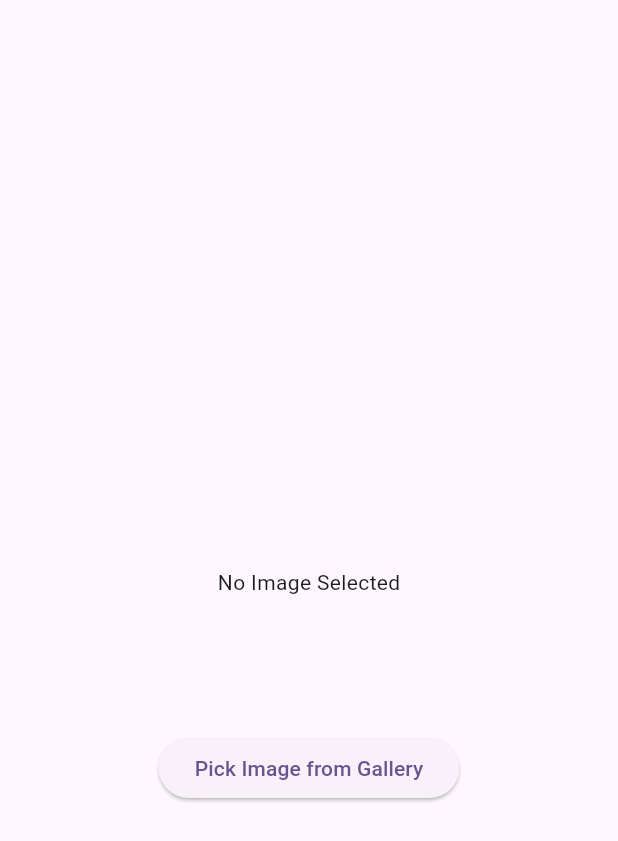
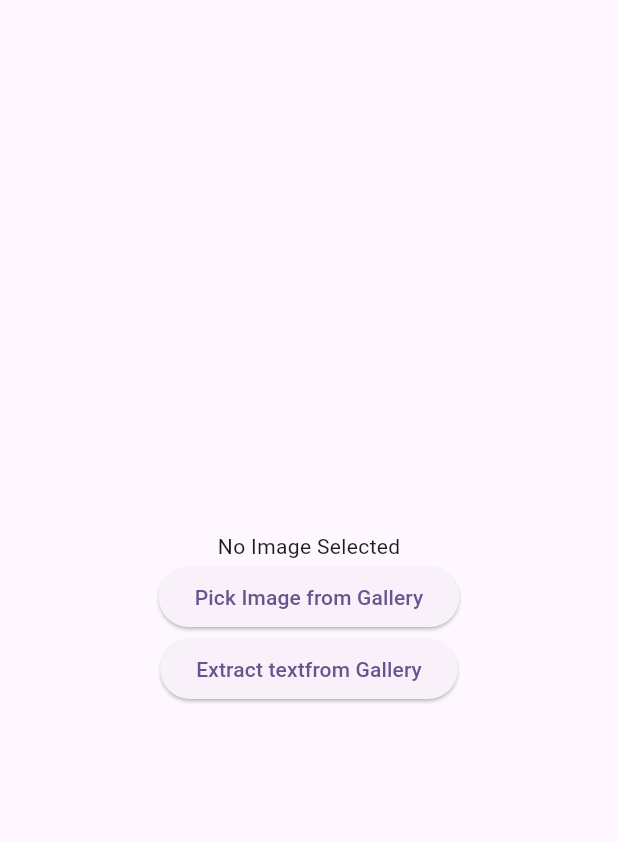
Before and after one commit to theabdulraffay/Google-ML-Kit, a Flutter app: the screen it shows after launch, after a tap on "Pick Image from Gallery", on a phone screen of 412 x 824 dp. Shown: the top 841 px of the screen. Run offline on Flutter 3.47's test engine with Material 3 defaults, Android fonts, the phone set to English and light mode, and no system bars; our stand-ins replace equatable, flutter_bloc, image_picker; missing offline and left inert: google_mlkit_text_recognition.

Commit message:
feat: Implement text extraction from selected images and update state management

```diff
--- a/lib/picture/bloc/picture_to_text_bloc.dart
+++ b/lib/picture/bloc/picture_to_text_bloc.dart
@@ -2,7 +2,9 @@ import 'dart:developer';
 
 import 'package:equatable/equatable.dart';
 import 'package:flutter_bloc/flutter_bloc.dart';
+import 'package:flutter_ml_kit/picture/utils/enums.dart';
 import 'package:flutter_ml_kit/picture/utils/image_picker_util.dart';
+import 'package:flutter_ml_kit/picture/utils/image_text_picker_util.dart';
 import 'package:image_picker/image_picker.dart';
 
 part 'picture_to_text_event.dart';
@@ -11,16 +13,38 @@ part 'picture_to_text_state.dart';
 class PictureToTextBloc extends Bloc<PictureToTextEvent, PictureToTextState> {
   PictureToTextBloc() : super(PictureToTextState()) {
     on<PictureFromGalleryEvent>(_pictureFromGalery);
+    on<ExtractTextEvent>(_extractText);
   }
 
   void _pictureFromGalery(
       PictureFromGalleryEvent event, Emitter<PictureToTextState> emit) async {
     final file = await ImagePickerUtil().pickImagefromGalley();
-    log('file: ${file!.path}', name: 'PictureToTextBloc');
+    if (file == null) {
+      log('Image selection cancelled.');
+      return;
+    }
     emit(
       state.copyWith(
         file: file,
+        status: Status.pictureadded,
       ),
     );
   }
+
+  void _extractText(
+      ExtractTextEvent event, Emitter<PictureToTextState> emit) async {
+    if (state.file == null) {
+      log('No image selected.', name: 'Text extraction');
+      emit(state.copyWith(
+        status: Status.error,
+      ));
+    }
+    final text = await ImageTextPickerUtil.getTextFromPath(state.file!.path);
+    log('Extracted text: $text', name: 'Text from pictures');
+    emit(state.copyWith(
+      extractedText: text,
+      status: Status.textextracted,
+      file: state.file,
+    ));
+  }
 }
--- a/lib/picture/bloc/picture_to_text_event.dart
+++ b/lib/picture/bloc/picture_to_text_event.dart
@@ -10,3 +10,7 @@ sealed class PictureToTextEvent extends Equatable {
 class PictureFromGalleryEvent extends PictureToTextEvent {
   const PictureFromGalleryEvent();
 }
+
+class ExtractTextEvent extends PictureToTextEvent {
+  const ExtractTextEvent();
+}
--- a/lib/picture/bloc/picture_to_text_state.dart
+++ b/lib/picture/bloc/picture_to_text_state.dart
@@ -2,13 +2,23 @@ part of 'picture_to_text_bloc.dart';
 
 class PictureToTextState extends Equatable {
   final XFile? file;
-  const PictureToTextState({this.file});
+  final Status status;
+  final String extractedText;
+  const PictureToTextState({
+    this.file,
+    this.status = Status.initial,
+    this.extractedText = '',
+  });
 
-  PictureToTextState copyWith({XFile? file}) {
-    // return PictureToTextState(file: file);
-    return PictureToTextState(file: file ?? this.file);
+  PictureToTextState copyWith(
+      {XFile? file, Status? status, String? extractedText}) {
+    return PictureToTextState(
+      file: file ?? this.file,
+      status: status ?? this.status,
+      extractedText: extractedText ?? this.extractedText,
+    );
   }
 
   @override
-  List<Object> get props => [file ?? ''];
+  List<Object?> get props => [file, status, extractedText];
 }
--- a/lib/picture/screens/picture_screen.dart
+++ b/lib/picture/screens/picture_screen.dart
@@ -5,6 +5,7 @@ import 'dart:io';
 import 'package:flutter/material.dart';
 import 'package:flutter_bloc/flutter_bloc.dart';
 import 'package:flutter_ml_kit/picture/bloc/picture_to_text_bloc.dart';
+import 'package:flutter_ml_kit/picture/utils/enums.dart';
 
 class PictureScreen extends StatelessWidget {
   const PictureScreen({super.key});
@@ -19,18 +20,29 @@ class PictureScreen extends StatelessWidget {
           children: [
             BlocBuilder<PictureToTextBloc, PictureToTextState>(
               builder: (context, state) {
-                log('picture: ${state.file?.path}', name: 'PictureScreen');
+                if (state.status == Status.pictureadded) {
+                  log('picture: ${state.file!.path}', name: 'PictureScreen');
                   return SizedBox(
                     height: 200,
                     width: 200,
-                  child: state.file == null
-                      ? Center(child: Text('No Image Selected'))
-                      : Image.file(
+                    child: Image.file(
                       File(
                         state.file!.path,
                       ),
                     ),
                   );
+                }
+                return Center(child: Text('No Image Selected'));
+              },
+            ),
+            BlocBuilder<PictureToTextBloc, PictureToTextState>(
+              // Removed buildWhen or use a proper condition
+              buildWhen: (curr, prev) => false,
+              builder: (context, state) {
+                if (state.status == Status.textextracted) {
+                  return Text(state.extractedText);
+                }
+                return Container();
               },
             ),
             BlocBuilder<PictureToTextBloc, PictureToTextState>(
@@ -45,7 +57,18 @@ class PictureScreen extends StatelessWidget {
                     },
                     child: Text('Pick Image from Gallery'),
                   );
-                })
+                }),
+            BlocBuilder<PictureToTextBloc, PictureToTextState>(
+                // Removed buildWhen or use a proper condition
+                buildWhen: (curr, prev) => false,
+                builder: (context, state) {
+                  return ElevatedButton(
+                    onPressed: () {
+                      context.read<PictureToTextBloc>().add(ExtractTextEvent());
+                    },
+                    child: Text('Extract textfrom Gallery'),
+                  );
+                }),
           ],
         ),
       ),
--- /dev/null
+++ b/lib/picture/utils/enums.dart
@@ -0,0 +1,6 @@
+enum Status {
+  initial,
+  pictureadded,
+  textextracted,
+  error,
+}
--- a/lib/picture/utils/image_text_picker_util.dart
+++ b/lib/picture/utils/image_text_picker_util.dart
@@ -1,10 +1,10 @@
 import 'package:google_mlkit_text_recognition/google_mlkit_text_recognition.dart';
 
 class ImageTextPickerUtil {
-  TextRecognizer textRecognizer = TextRecognizer();
-  Future<String> getTextFromPath(String path) async {
+  static TextRecognizer _textRecognizer = TextRecognizer();
+  static Future<String> getTextFromPath(String path) async {
     final response =
-        await textRecognizer.processImage(InputImage.fromFilePath(path));
+        await _textRecognizer.processImage(InputImage.fromFilePath(path));
     return response.text;
   }
 }
```
Lines whose indentation alone changed are shown as unchanged.
